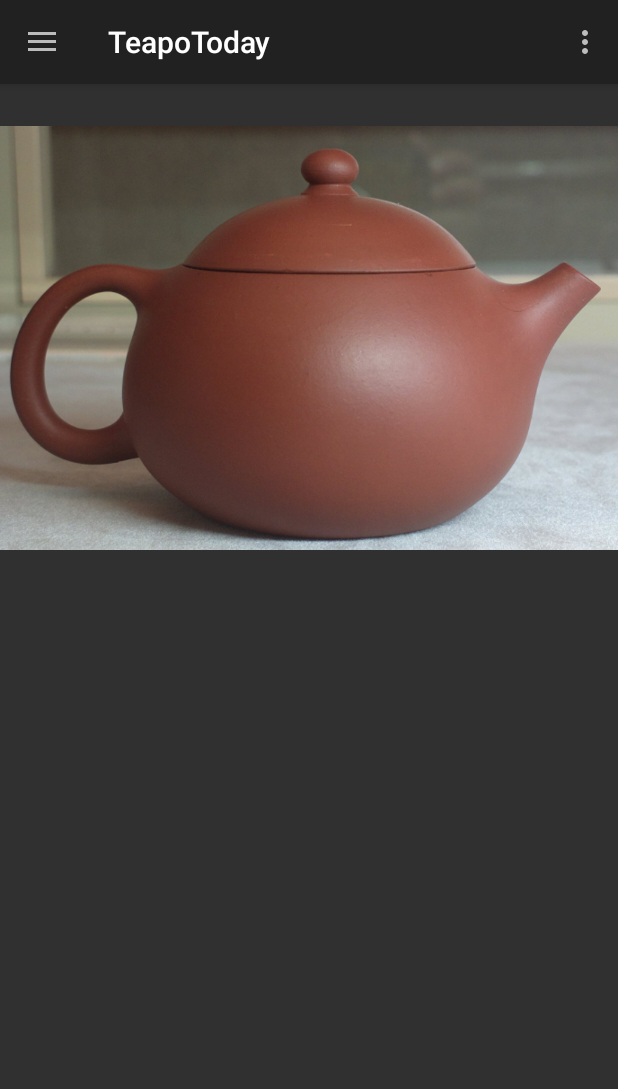
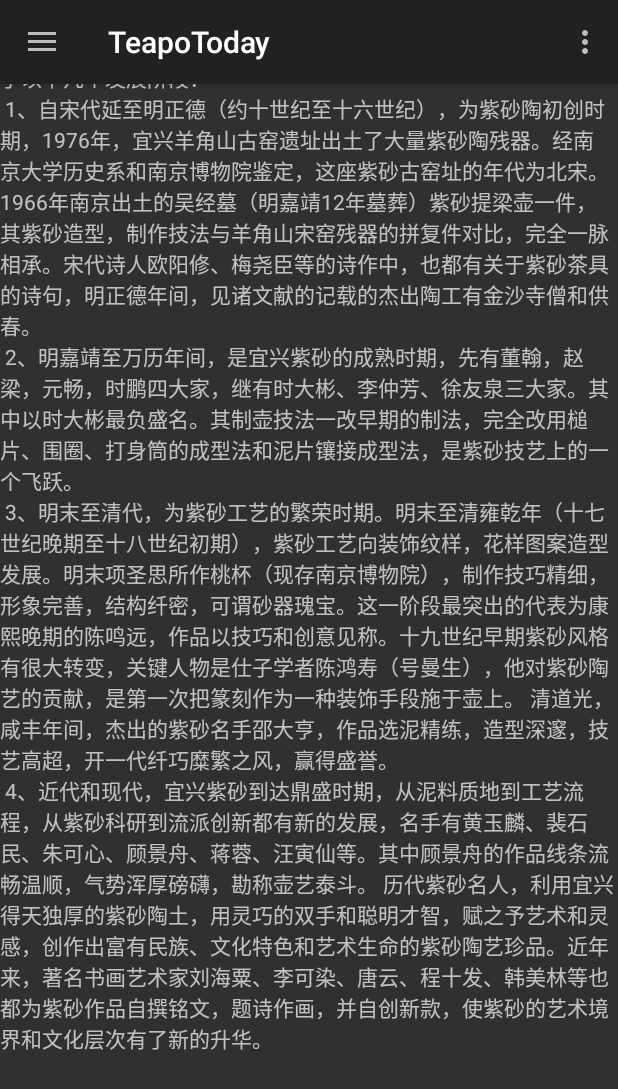
Before and after one commit to rory-shi/TeapoToday, an Android app: the screen it shows after launch (MainActivity), in the side drawer, after a tap on "历史", on a phone screen of 412 x 824 dp. Shown: the top 1089 px of the screen. Run offline under Robolectric (Android 15) with nearby library versions, the phone set to English and light mode, and no system bars; our stand-ins replace Volley; libraries missing offline, so code that uses them is left out: com.mikepenz.aboutlibraries; network calls fail.

Commit message:
5月15日前

```diff
--- a/app/src/main/java/com/ryan/teapottoday/MainActivity.java
+++ b/app/src/main/java/com/ryan/teapottoday/MainActivity.java
@@ -25,6 +25,7 @@ import com.mikepenz.aboutlibraries.Libs;
 import com.ryan.teapottoday.database.MyDatabaseHelper;
 import com.ryan.teapottoday.fragments.CollectionFragment;
 import com.ryan.teapottoday.fragments.FirstPageFragment;
+import com.ryan.teapottoday.fragments.HistoryFragment;
 import com.ryan.teapottoday.fragments.ProductionFragment;
 
 
@@ -164,6 +165,9 @@ public class MainActivity extends AppCompatActivity implements NavigationView.On
             case R.id.nav_collection:
                 fragment = new CollectionFragment();
                 break;
+            case R.id.nav_history:
+                fragment = new HistoryFragment();
+                break;
             case R.id.nav_production:
                 fragment = new ProductionFragment();
                 break;
--- /dev/null
+++ b/app/src/main/java/com/ryan/teapottoday/fragments/HistoryFragment.java
@@ -0,0 +1,48 @@
+package com.ryan.teapottoday.fragments;
+
+import android.app.Fragment;
+import android.database.Cursor;
+import android.database.sqlite.SQLiteDatabase;
+import android.os.Bundle;
+import android.support.annotation.Nullable;
+import android.support.v7.widget.Toolbar;
+import android.util.SparseBooleanArray;
+import android.view.ActionMode;
+import android.view.LayoutInflater;
+import android.view.Menu;
+import android.view.MenuItem;
+import android.view.View;
+import android.view.ViewGroup;
+import android.widget.AbsListView;
+import android.widget.GridView;
+import android.widget.TextView;
+
+import com.ryan.teapottoday.R;
+import com.ryan.teapottoday.adapter.GridViewImageAdapter;
+import com.ryan.teapottoday.database.MyDatabaseHelper;
+
+import java.util.ArrayList;
+import java.util.HashMap;
+
+
+/**
+ * Created by rory9 on 2016/4/6.
+ */
+public class HistoryFragment extends Fragment {
+
+    @Override
+    public void onCreate(@Nullable Bundle savedInstanceState) {
+        super.onCreate(savedInstanceState);
+
+    }
+
+    @Nullable
+    @Override
+    public View onCreateView(LayoutInflater inflater, ViewGroup container, Bundle savedInstanceState) {
+        View view =  inflater.inflate(R.layout.fragment_history,container,false);
+
+        return view;
+    }
+
+
+}
--- /dev/null
+++ b/app/src/main/res/layout/fragment_history.xml
@@ -0,0 +1,13 @@
+<?xml version="1.0" encoding="utf-8"?>
+<LinearLayout xmlns:android="http://schemas.android.com/apk/res/android"
+    android:orientation="vertical" android:layout_width="match_parent"
+    android:layout_height="match_parent">
+    <ScrollView
+        android:layout_width="match_parent"
+        android:layout_height="wrap_content">
+        <TextView
+            android:layout_width="match_parent"
+            android:layout_height="wrap_content"
+            android:text="@string/ICH_history"/>
+    </ScrollView>
+</LinearLayout>
--- a/app/src/main/res/values/strings.xml
+++ b/app/src/main/res/values/strings.xml
@@ -11,4 +11,10 @@
     <string name="select_none">全不选</string>
     <string name="url_tag">23232323</string>
     <string name="handle_response">response</string>
+    <string name="ICH_history">宜兴紫砂陶是集陶瓷工艺和器皿造型、雕塑、绘画、书法、文学、金石艺术于一体的综合性艺术，它始于北宋，盛于明清，大致经历了以下几个发展阶段：\n
+        1、自宋代延至明正德（约十世纪至十六世纪），为紫砂陶初创时期，1976年，宜兴羊角山古窑遗址出土了大量紫砂陶残器。经南京大学历史系和南京博物院鉴定，这座紫砂古窑址的年代为北宋。1966年南京出土的吴经墓（明嘉靖12年墓葬）紫砂提梁壶一件，其紫砂造型，制作技法与羊角山宋窑残器的拼复件对比，完全一脉相承。宋代诗人欧阳修、梅尧臣等的诗作中，也都有关于紫砂茶具的诗句，明正德年间，见诸文献的记载的杰出陶工有金沙寺僧和供春。\n
+        2、明嘉靖至万历年间，是宜兴紫砂的成熟时期，先有董翰，赵梁，元畅，时鹏"四大家"，继有时大彬、李仲芳、徐友泉"三大家"。其中以时大彬最负盛名。其制壶技法一改早期的制法，完全改用槌片、围圈、打身筒的成型法和泥片镶接成型法，是紫砂技艺上的一个飞跃。\n
+        3、明末至清代，为紫砂工艺的繁荣时期。明末至清雍乾年（十七世纪晚期至十八世纪初期），紫砂工艺向装饰纹样，花样图案造型发展。明末项圣思所作"桃杯"（现存南京博物院），制作技巧精细，形象完善，结构纤密，可谓砂器瑰宝。这一阶段最突出的代表为康熙晚期的陈鸣远，作品以技巧和创意见称。十九世纪早期紫砂风格有很大转变，关键人物是仕子学者陈鸿寿（号曼生），他对紫砂陶艺的贡献，是第一次把篆刻作为一种装饰手段施于壶上。 清道光，咸丰年间，杰出的紫砂名手邵大亨，作品选泥精练，造型深邃，技艺高超，开一代纤巧糜繁之风，赢得盛誉。\n
+        4、近代和现代，宜兴紫砂到达鼎盛时期，从泥料质地到工艺流程，从紫砂科研到流派创新都有新的发展，名手有黄玉麟、裴石民、朱可心、顾景舟、蒋蓉、汪寅仙等。其中顾景舟的作品线条流畅温顺，气势浑厚磅礴，勘称"壶艺泰斗"。 历代紫砂名人，利用宜兴得天独厚的紫砂陶土，用灵巧的双手和聪明才智，赋之予艺术和灵感，创作出富有民族、文化特色和艺术生命的紫砂陶艺珍品。近年来，著名书画艺术家刘海粟、李可染、唐云、程十发、韩美林等也都为紫砂作品自撰铭文，题诗作画，并自创新款，使紫砂的艺术境界和文化层次有了新的升华。\n
+    </string>
 </resources>
```
